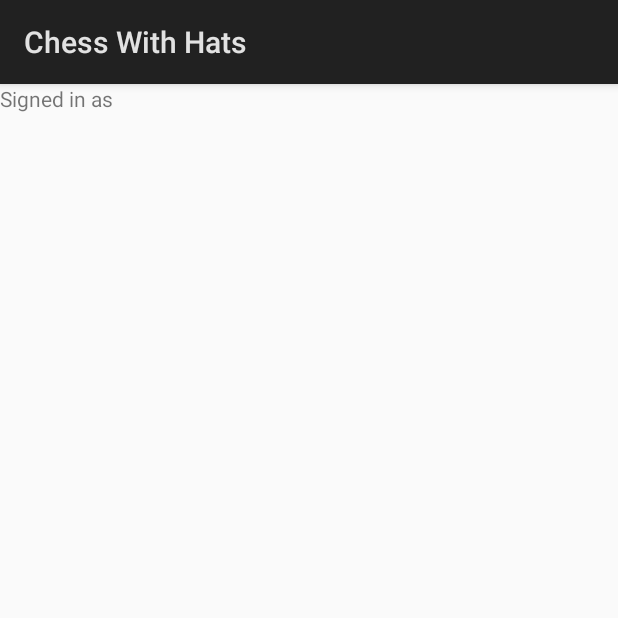
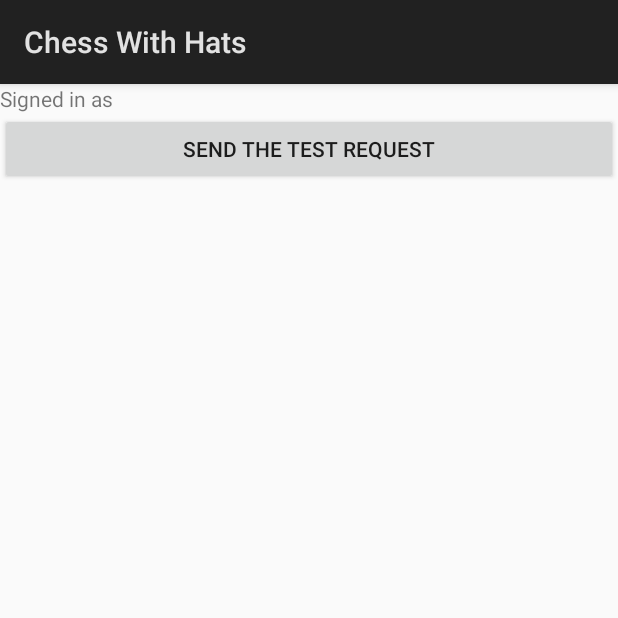
Before and after one commit to amasadpanda/Chess, an Android app: the screen it shows after launch once a user with an empty profile is signed in (HomeActivity), on a phone screen of 412 x 824 dp, the top half of it. Run offline under Robolectric (Android 15) with nearby library versions, the phone set to English and light mode, and no system bars; our stand-ins replace Firebase (no records; nobody signed in at launch, a user with empty details on screens opened directly).

Commit message:
Android app changes

```diff
--- a/Android/ChessWithHats/app/src/main/java/com/group8/chesswithhats/HomeActivity.java
+++ b/Android/ChessWithHats/app/src/main/java/com/group8/chesswithhats/HomeActivity.java
@@ -4,11 +4,15 @@ import android.app.Activity;
 import android.content.Intent;
 import android.os.Bundle;
 import android.view.View;
+import android.widget.Button;
 import android.widget.TextView;
 import android.widget.Toast;
 
 import com.google.firebase.auth.FirebaseAuth;
 import com.google.firebase.auth.FirebaseUser;
+import com.group8.chesswithhats.server.CWHRequest;
+import com.group8.chesswithhats.server.CWHResponse;
+import com.group8.chesswithhats.server.OnCWHResponseListener;
 
 /*
  * @author Philip Rodriguez
@@ -20,6 +24,7 @@ public class HomeActivity extends Activity {
     private FirebaseAuth.AuthStateListener firebaseAuthListener;
 
     private TextView txtExampleText;
+    private Button btnSendTestRequest;
 
     @Override
     protected void onCreate(Bundle savedInstanceState) {
@@ -51,6 +56,20 @@ public class HomeActivity extends Activity {
                 // sign them out
                 Toast.makeText(HomeActivity.this, "signing out...", Toast.LENGTH_SHORT).show();
                 firebaseAuth.signOut();
+            }
+        });
+
+        btnSendTestRequest = findViewById(R.id.home_btnSendTestRequest);
+        btnSendTestRequest.setOnClickListener(new View.OnClickListener() {
+            @Override
+            public void onClick(View v) {
+                CWHRequest request = new CWHRequest(firebaseAuth.getCurrentUser(), CWHRequest.RequestType.MATCHMAKING_REQUEST, new OnCWHResponseListener() {
+                    @Override
+                    public void onCWHResponse(CWHResponse response) {
+                        System.out.println(response);
+                    }
+                });
+                request.sendRequest(HomeActivity.this);
             }
         });
     }
--- a/Android/ChessWithHats/app/src/main/java/com/group8/chesswithhats/server/CWHRequest.java
+++ b/Android/ChessWithHats/app/src/main/java/com/group8/chesswithhats/server/CWHRequest.java
@@ -36,7 +36,7 @@ public class CWHRequest extends AsyncTask<Context, Void, CWHResponse> {
     public static final String serverURL = "https://philiprodriguez.ddns.net:1235/chessWithHats/";
 
     public enum RequestType {
-        MAKE_MOVE, LOGIN, ACCEPT_FRIEND, DENY_FRIEND, ACCEPT_GAME, DENY_GAME, FRIEND_REQUEST, GAME_CREATION,
+        MAKE_MOVE, ACCEPT_FRIEND, DENY_FRIEND, ACCEPT_GAME, DENY_GAME, FRIEND_REQUEST, GAME_CREATION,
         MATCHMAKING_REQUEST, LEAVE_GAME, CREATE_ACCOUNT
     }
 
@@ -161,7 +161,6 @@ public class CWHRequest extends AsyncTask<Context, Void, CWHResponse> {
             }
             inputStream.close();
             String response = new String(byteArrayOutputStream.toByteArray(), Charset.forName("UTF-8"));
-            System.out.println("Got response from server: " + response);
             CWHResponse cwhResponse = new GsonBuilder().create().fromJson(response, CWHResponse.class);
             return cwhResponse;
         } catch (Exception exc) {
--- a/Android/ChessWithHats/app/src/main/java/com/group8/chesswithhats/server/CWHResponse.java
+++ b/Android/ChessWithHats/app/src/main/java/com/group8/chesswithhats/server/CWHResponse.java
@@ -20,6 +20,11 @@ public class CWHResponse {
         this.isSuccess = isSuccess;
     }
 
+    public String toString()
+    {
+        return "CWHRequest:\n\tisSuccess = " + isSuccess + "\n\tmessage = " + message;
+    }
+
     public String getMessage() {
         return message;
     }
--- a/Android/ChessWithHats/app/src/main/res/layout/activity_home.xml
+++ b/Android/ChessWithHats/app/src/main/res/layout/activity_home.xml
@@ -8,4 +8,10 @@
         android:layout_width="match_parent"
         android:layout_height="wrap_content"
         android:text="loading lmao..." />
+
+    <Button
+        android:id="@+id/home_btnSendTestRequest"
+        android:layout_width="match_parent"
+        android:layout_height="wrap_content"
+        android:text="send the test request" />
 </LinearLayout>
--- a/Server/Server/src/main/java/Main.java
+++ b/Server/Server/src/main/java/Main.java
@@ -3,6 +3,7 @@ import com.google.firebase.FirebaseApp;
 import com.google.firebase.FirebaseOptions;
 import com.google.firebase.database.*;
 import com.google.gson.Gson;
+import com.google.gson.GsonBuilder;
 
 import java.io.FileInputStream;
 import java.util.ArrayList;
@@ -19,11 +20,6 @@ public class Main {
         System.out.println("goodbye!");
 
 
-        CWHRequest c = new CWHRequest("null auth id", CWHRequest.RequestType.GAME_CREATION);
-        c.put("uid", "tim");
-        c.put("friend", "philip1");
-        System.out.println(Validator.processRequest(c));
-
         new Scanner(System.in).next();
     }
 
```
